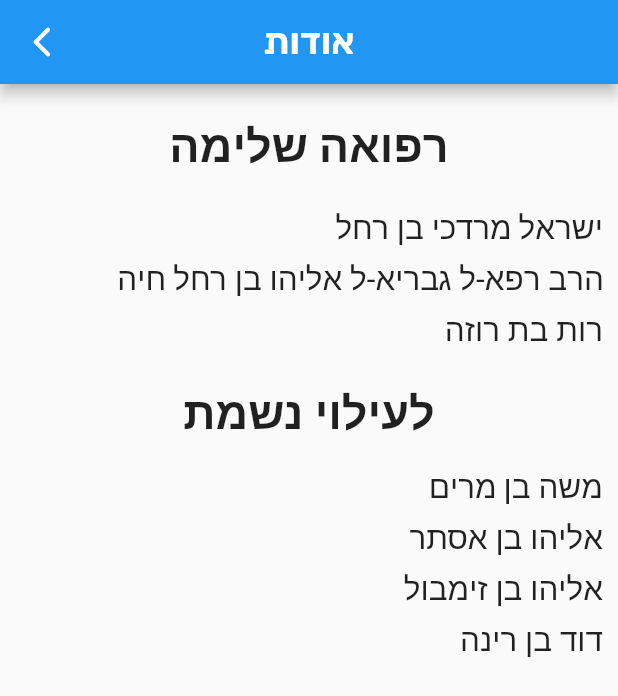
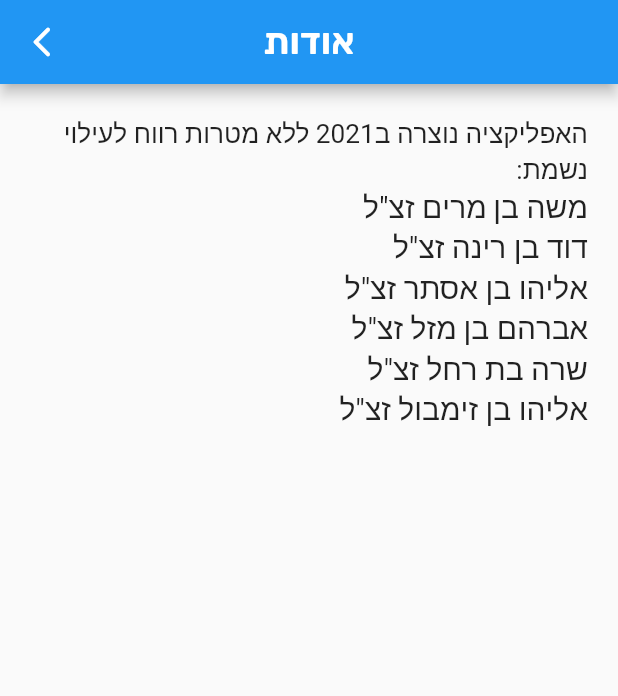
Before and after one commit to IosefSaiegh/tehilim_app, a Flutter app: the AboutPage screen opened directly, on a phone screen of 412 x 824 dp. Shown: the top 696 px of the screen. Run offline on Flutter 3.47's test engine with Material 2 defaults, Android fonts, the light colour scheme and no system bars; our stand-ins replace boxicons, fluttericon, google_fonts; missing offline and left inert: splash_screen_view; Roboto replaces fonts that are missing (Assistant).

Commit message:
Cambiar about, splashscreen,sin comentarios, arreg

```diff
--- a/lib/main.dart
+++ b/lib/main.dart
@@ -1,10 +1,15 @@
 import 'package:flutter/material.dart';
+import 'package:flutter/services.dart';
 import 'package:google_fonts/google_fonts.dart';
+import 'package:splash_screen_view/SplashScreenView.dart';
 
 import 'package:tehilim/screens/pantalla_p.dart';
 
 void main() {
   runApp(MyApp());
+  SystemChrome.setSystemUIOverlayStyle(SystemUiOverlayStyle(
+    statusBarColor: Colors.red,
+  ));
 }
 
 class MyApp extends StatefulWidget {
@@ -26,8 +31,18 @@ class _MyAppState extends State<MyApp> {
           titleTextStyle: GoogleFonts.rubik(),
         ),
       ),
-      home: PantallaPrincipal(),
+      home: SplashScreenView(
+        navigateRoute: PantallaPrincipal(),
+        duration: 6000,
+        imageSize: 130,
+        imageSrc: "assets/tehilimlogo.png",
+        backgroundColor: Colors.white,
+        text: 'תהילים',
+        textType: TextType.TyperAnimatedText,
+        textStyle: GoogleFonts.rubik(
+          fontSize: 30.0,
+        ),
+      ),
     );
   }
-
 }
--- a/lib/models/libro_model.dart
+++ b/lib/models/libro_model.dart
@@ -1,7 +1,3 @@
-// To parse this JSON data, do
-//
-//     final libro = libroFromJson(jsonString);
-
 import 'dart:convert';
 
 LibroElement libroFromJson(String str) =>
--- a/lib/pages/crear_libro.dart
+++ b/lib/pages/crear_libro.dart
@@ -1,4 +1,3 @@
-import 'package:firebase_core/firebase_core.dart';
 import 'package:flutter/material.dart';
 import 'package:google_fonts/google_fonts.dart';
 import 'package:tehilim/models/libro_model.dart';
@@ -11,7 +10,6 @@ class CrearLibroPage extends StatefulWidget {
 class _CrearLibroPageState extends State<CrearLibroPage> {
   final formKey = GlobalKey<FormState>();
   LibroElement libro = LibroElement();
-  final FirebaseApp app = FirebaseApp(name: 'tehilim-421f2');
   @override
   Widget build(BuildContext context) {
     return Scaffold(
--- a/lib/pages/selectPage.dart
+++ b/lib/pages/selectPage.dart
@@ -2,7 +2,6 @@ import 'package:flutter/material.dart';
 import 'package:google_fonts/google_fonts.dart';
 import 'package:tehilim/widgets/perek.dart';
 
-/// This is the main application widget.
 class SelectPage extends StatefulWidget {
   @override
   _SelectPageState createState() => _SelectPageState();
--- a/lib/screens/about_page.dart
+++ b/lib/screens/about_page.dart
@@ -26,123 +26,37 @@ class AboutPage extends StatelessWidget {
         children: [
           Padding(
             padding: EdgeInsets.only(
-              top: 20.0,
-              bottom: 10,
+              top: 20,
+              right: 20,
+              left: 20,
             ),
-            child: Text(
-              'רפואה שלימה',
+            child: Column(
+              crossAxisAlignment: CrossAxisAlignment.end,
+              children: [
+                Text(
+                  'האפליקציה נוצרה ב2021 ללא מטרות רווח לעילוי נשמת:',
+                  textDirection: TextDirection.rtl,
                   style: GoogleFonts.assistant(
-                fontSize: 30,
-                fontWeight: FontWeight.w700,
-              ),
-              textAlign: TextAlign.center,
+                    fontSize: 17.5,
                   ),
                 ),
-          Padding(
-            padding: EdgeInsets.only(
-              top: 10.0,
-              right: 10.0,
-            ),
-            child: Text(
-              'ישראל מרדכי בן רחל',
-              textAlign: TextAlign.right,
+                Text(
+                  '''
+משה בן מרים זצ"ל
+דוד בן רינה זצ"ל
+אליהו בן אסתר זצ"ל
+אברהם בן מזל זצ"ל
+שרה בת רחל זצ"ל
+אליהו בן זימבול זצ"ל
+''',
+                  textDirection: TextDirection.rtl,
                   style: GoogleFonts.assistant(
-                fontSize: 21.0,
+                    fontSize: 20,
                   ),
                 ),
+              ],
             ),
-          Padding(
-            padding: EdgeInsets.only(
-              top: 5.0,
-              right: 10.0,
-            ),
-            child: Text(
-              'הרב רפא-ל גבריא-ל אליהו בן רחל חיה',
-              textAlign: TextAlign.right,
-              style: GoogleFonts.assistant(
-                fontSize: 21.0,
-              ),
-            ),
-          ),
-          Padding(
-            padding: EdgeInsets.only(
-              top: 5.0,
-              right: 10.0,
-            ),
-            child: Text(
-              'רות בת רוזה',
-              textAlign: TextAlign.right,
-              style: GoogleFonts.assistant(
-                fontSize: 21.0,
-              ),
-            ),
-          ),
-          Padding(
-            padding: EdgeInsets.only(
-              top: 20.0,
-              bottom: 10,
-            ),
-            child: Text(
-              'לעילוי נשמת',
-              style: GoogleFonts.assistant(
-                fontSize: 30,
-                fontWeight: FontWeight.w700,
-              ),
-              textAlign: TextAlign.center,
-            ),
-          ),
-          Padding(
-            padding: EdgeInsets.only(
-              top: 5.0,
-              right: 10.0,
-            ),
-            child: Text(
-              'משה בן מרים',
-              textAlign: TextAlign.right,
-              style: GoogleFonts.assistant(
-                fontSize: 21.0,
-              ),
-            ),
-          ),
-          Padding(
-            padding: EdgeInsets.only(
-              top: 5.0,
-              right: 10.0,
-            ),
-            child: Text(
-              'אליהו בן אסתר',
-              textAlign: TextAlign.right,
-              style: GoogleFonts.assistant(
-                fontSize: 21.0,
-              ),
-            ),
-          ),
-          Padding(
-            padding: EdgeInsets.only(
-              top: 5.0,
-              right: 10.0,
-            ),
-            child: Text(
-              'אליהו בן זימבול',
-              textAlign: TextAlign.right,
-              style: GoogleFonts.assistant(
-                fontSize: 21.0,
-              ),
-            ),
-          ),
-          Padding(
-            padding: EdgeInsets.only(
-              top: 5.0,
-              right: 10.0,
-            ),
-            child: Text(
-              'דוד בן רינה',
-              textAlign: TextAlign.right,
-              style: GoogleFonts.assistant(
-                fontSize: 21.0,
-              ),
-            ),
-          ),
+          )
         ],
       ),
     );
--- a/lib/screens/pantalla_p.dart
+++ b/lib/screens/pantalla_p.dart
@@ -1,3 +1,4 @@
+import 'package:boxicons/boxicons.dart';
 import 'package:flutter/material.dart';
 import 'package:fluttericon/rpg_awesome_icons.dart';
 
@@ -6,80 +7,74 @@ import 'package:google_fonts/google_fonts.dart';
 import 'package:tehilim/pages/pordia.dart';
 import 'package:tehilim/pages/selectPage.dart';
 import 'package:tehilim/pages/tehilim_continuo.dart';
+import 'package:tehilim/screens/about_page.dart';
 
 class PantallaPrincipal extends StatelessWidget {
   @override
   Widget build(BuildContext context) {
     return DefaultTabController(
-      //Seleccion de ventanas
       initialIndex: 2,
       length: 3,
       child: Scaffold(
-        //Scaffold es la pantalla
         appBar: AppBar(
-          //El header de la pantalla
+          leading: IconButton(
+            onPressed: () {
+              Navigator.push(
+                context,
+                MaterialPageRoute(
+                  builder: (BuildContext context) => AboutPage(),
+                ),
+              );
+            },
+            icon: Icon(Boxicons.bxs_info_circle),
+          ),
           centerTitle: true,
           title: Text(
             'תהילים',
-            //Text de appBar
             style: GoogleFonts.rubik(
-              //estilo con fuente
-              fontSize: 30, //tamanio
-              fontWeight: FontWeight.w500, //grosor
+              fontSize: 30,
+              fontWeight: FontWeight.w500,
             ),
           ),
           actions: [
-            //Acciones de appbar
             IconButton(
-              // Boton con icono
               onPressed: () {
-                //funcion que hace al hacer clic
                 _showModalBottomSheet(context);
               },
-              icon: Icon(Icons.info_outline_rounded), // Icono
+              icon: Icon(Boxicons.bxs_book_open),
             ),
           ],
           bottom: TabBar(
-            //Para selccionar ventana de app
-            indicatorWeight: 2.0, // el grosor del indicador de la pantalla
+            indicatorWeight: 2.0,
             unselectedLabelStyle: GoogleFonts.assistant(
-              // el estilo de texto de ventana NO SELECCIONADA
-              fontSize: 20, //Tamanio
+              fontSize: 20,
             ),
             labelStyle: GoogleFonts.assistant(
-              //Estilo de texto en ventana SI SELECCIONADA
-              fontSize: 20, //Tamanio
-              fontWeight: FontWeight.w600, //Grosor
+              fontSize: 20,
+              fontWeight: FontWeight.w600,
             ),
             tabs: [
               Tab(
-                //Una ventana
                 text: 'לפי יום',
               ),
               Tab(
-                //Una ventana
                 text: 'בחירת פרק',
               ),
               Tab(
-                //Una ventana
                 text: 'גמירת ספר משותף',
               ),
             ],
           ),
         ),
         body: TabBarView(
-          //En cada TAB() que se va mostra
           children: [
             Center(
-              //en uno
               child: PorDia(),
             ),
             Center(
-              //en el segundo
               child: SelectPage(),
             ),
             Center(
-              //y en el ultimo
               child: TehilimContinuoPage(),
             ),
           ],
@@ -87,9 +82,8 @@ class PantallaPrincipal extends StatelessWidget {
       ),
     );
   }
-  //Accion a disparar cuando haga clic en el boton de actions[], que vimos arriba
+
   _showModalBottomSheet(BuildContext context) {
-    //Mostrar como footer con opacidad a lo de arriba
     showModalBottomSheet(
       context: context,
       builder: (context) {
@@ -98,9 +92,8 @@ class PantallaPrincipal extends StatelessWidget {
           children: [
             Padding(
               padding: EdgeInsets.only(
-                //Padding
-                top: 10.0,//de arriba
-                bottom: 10.0,//de abajo
+                top: 10.0,
+                bottom: 10.0,
               ),
               child: Text(
                 'לעילוי נשמת',
@@ -108,15 +101,13 @@ class PantallaPrincipal extends StatelessWidget {
                   fontSize: 25,
                   fontWeight: FontWeight.w700,
                 ),
-                textAlign: TextAlign.center, //Alineamento de texto
+                textAlign: TextAlign.center,
               ),
             ),
             ListTile(
-              //objeto de lista
               leading: Icon(
-                //parte que va a lado de texto
                 RpgAwesome.candle_fire,
-                color: Colors.orange, //color de icono
+                color: Colors.orange,
               ),
               title: Text(
                 'משה בן מרים',
@@ -132,7 +123,6 @@ class PantallaPrincipal extends StatelessWidget {
                 horizontal: 20.0,
               ),
               child: Divider(),
-              //divididor
             ),
             ListTile(
               leading: Icon(
```
Also changed, not shown: pubspec.yaml (+2 -76 lines), pubspec.lock. Lines whose indentation alone changed are shown as unchanged.
